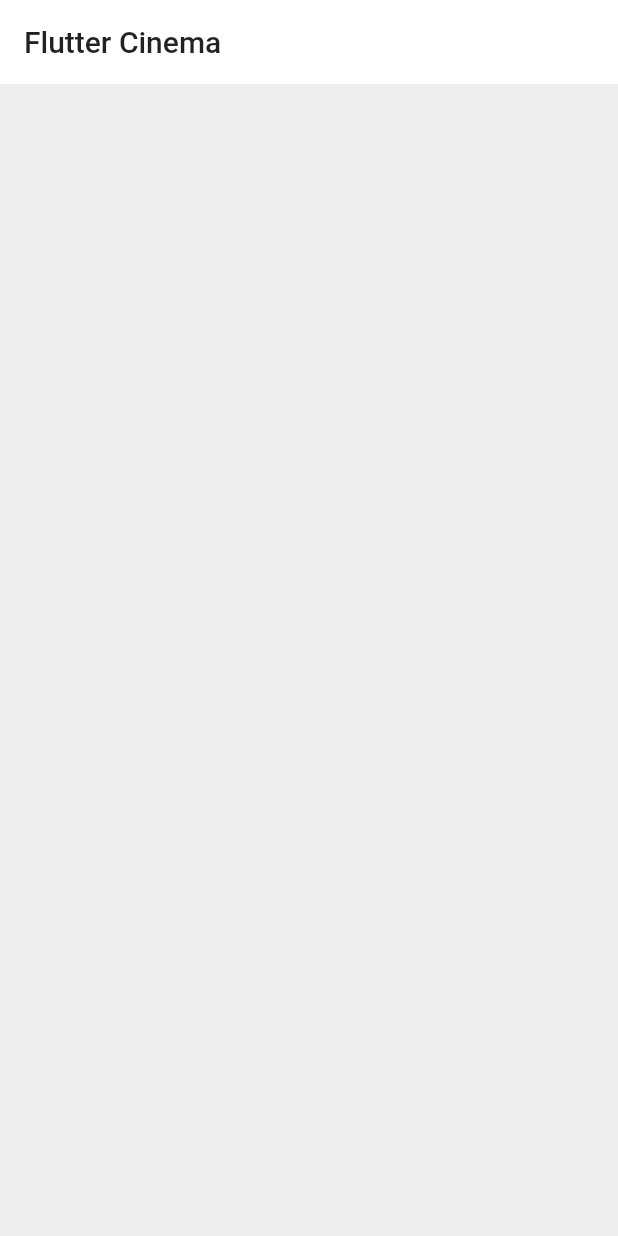
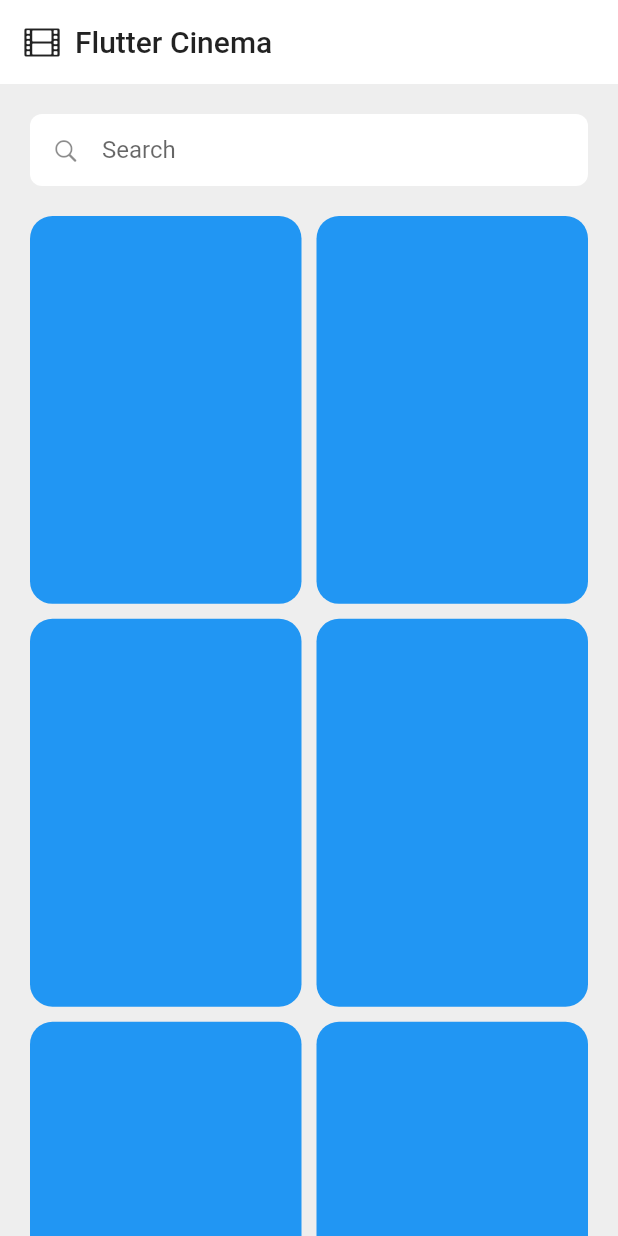
Before and after one commit to ademrizki/flutter_cinema, a Flutter app: the screen it shows after launch, on a phone screen of 412 x 824 dp. Run offline on Flutter 3.47's test engine with Material 2 defaults, Android fonts, the phone set to English and light mode, and no system bars; our stand-ins replace dio, freezed_annotation.

Commit message:
Add search bar and grid view placeholder widget

```diff
--- a/lib/src/view/home_page.dart
+++ b/lib/src/view/home_page.dart
@@ -1,3 +1,4 @@
+import 'package:flutter/cupertino.dart';
 import 'package:flutter/material.dart';
 
 class HomePage extends StatelessWidget {
@@ -7,9 +8,70 @@ class HomePage extends StatelessWidget {
   Widget build(BuildContext context) {
     return Scaffold(
       appBar: AppBar(
-        title: Text('Flutter Cinema'),
+        title: Row(
+          children: [
+            Icon(
+              CupertinoIcons.film,
+              color: Colors.black87,
+            ),
+            SizedBox(width: 10),
+            Text('Flutter Cinema'),
+          ],
+        ),
       ),
-      body: Container(),
+      body: Padding(
+        padding: const EdgeInsets.fromLTRB(20, 20, 20, 0),
+        child: Column(
+          children: [
+            /// SEARCH FIELD
+            TextField(
+              decoration: InputDecoration(
+                hintText: 'Search',
+                filled: true,
+                fillColor: Colors.white,
+                isDense: true,
+                contentPadding: const EdgeInsets.symmetric(
+                  vertical: 14,
+                  horizontal: 10,
+                ),
+                border: OutlineInputBorder(
+                  borderRadius: BorderRadius.circular(8),
+                  borderSide: BorderSide(
+                    width: 0,
+                    style: BorderStyle.none,
+                  ),
+                ),
+                prefixIcon: Icon(CupertinoIcons.search),
+              ),
+              textInputAction: TextInputAction.search,
+            ),
+            const SizedBox(height: 20),
+
+            // CupertinoSlidingSegmentedControl(children: {}, onValueChanged: (value)=>{},),
+
+            /// MOVIE LIST
+            Expanded(
+              child: GridView.builder(
+                itemCount: 8,
+                shrinkWrap: true,
+                padding: const EdgeInsets.only(bottom: 20),
+                gridDelegate: SliverGridDelegateWithFixedCrossAxisCount(
+                  crossAxisCount: 2,
+                  childAspectRatio: 0.7,
+                  crossAxisSpacing: 10,
+                  mainAxisSpacing: 10,
+                ),
+                itemBuilder: (context, index) => Container(
+                  decoration: BoxDecoration(
+                    color: Colors.blue,
+                    borderRadius: BorderRadius.circular(15),
+                  ),
+                ),
+              ),
+            ),
+          ],
+        ),
+      ),
     );
   }
 }
```
